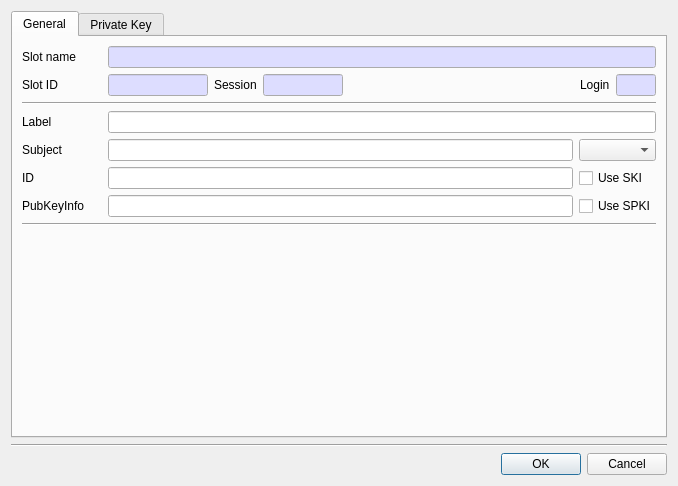
Qt form CryptokiMan/create_ec_pri_key_dlg.ui (jykim74/CryptokiMan) before a commit.
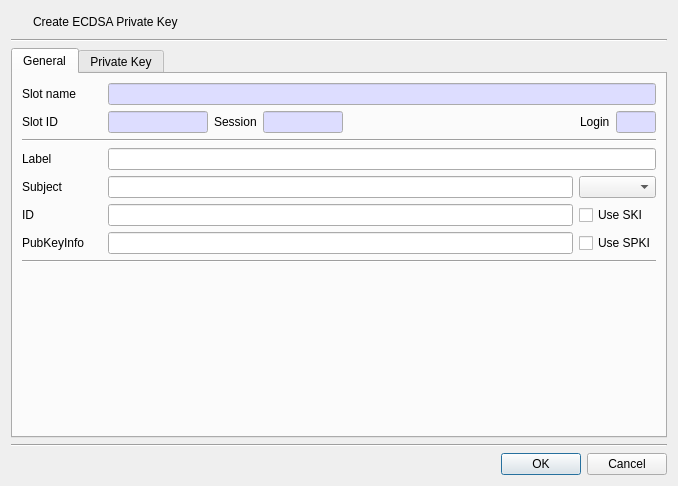
The same form after that commit. Icons and pictures are not drawn.

```diff
--- a/CryptokiMan/create_ec_pri_key_dlg.ui
+++ b/CryptokiMan/create_ec_pri_key_dlg.ui
@@ -14,6 +14,50 @@
    <string>Create ec private key</string>
   </property>
   <layout class="QVBoxLayout" name="verticalLayout">
+   <item>
+    <layout class="QGridLayout" name="gridLayout_7">
+     <item row="0" column="0">
+      <widget class="QPushButton" name="mECBtn">
+       <property name="minimumSize">
+        <size>
+         <width>16</width>
+         <height>0</height>
+        </size>
+       </property>
+       <property name="maximumSize">
+        <size>
+         <width>16</width>
+         <height>16777215</height>
+        </size>
+       </property>
+       <property name="text">
+        <string/>
+       </property>
+       <property name="icon">
+        <iconset resource="cryptokiman.qrc">
+         <normaloff>:/images/ec_pr.png</normaloff>:/images/ec_pr.png</iconset>
+       </property>
+       <property name="flat">
+        <bool>true</bool>
+       </property>
+      </widget>
+     </item>
+     <item row="0" column="1">
+      <widget class="QLabel" name="mHeadLabel">
+       <property name="text">
+        <string>Create ECDSA Private Key</string>
+       </property>
+      </widget>
+     </item>
+    </layout>
+   </item>
+   <item>
+    <widget class="Line" name="line_6">
+     <property name="orientation">
+      <enum>Qt::Horizontal</enum>
+     </property>
+    </widget>
+   </item>
    <item>
     <widget class="QTabWidget" name="tabWidget">
      <property name="currentIndex">
```
Left out of the diff: 4 changed lines with no effect on the pictures.
